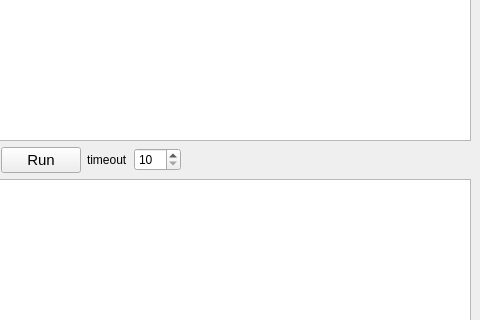
First picture: the form in mainwindow.ui, repository grigvlwork/syntax123, before the edit; both pictures show x 788 to 1268 and y 354 to 674 of the 1268 by 919 pixel window.
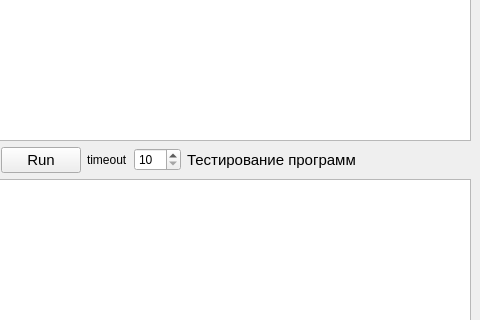
Second picture: the form after the edit. Icons and pictures are not drawn.

Commit message: подключил кнопки к тестовому окну

```diff
--- a/mainwindow.ui
+++ b/mainwindow.ui
@@ -741,6 +741,18 @@
                   </property>
                  </widget>
                 </item>
+                <item>
+                 <widget class="QLabel" name="label_3">
+                  <property name="font">
+                   <font>
+                    <pointsize>11</pointsize>
+                   </font>
+                  </property>
+                  <property name="text">
+                   <string>Тестирование программ</string>
+                  </property>
+                 </widget>
+                </item>
                 <item>
                  <spacer name="horizontalSpacer_5">
                   <property name="orientation">
```
Left out of the diff: 9 changed lines with no effect on the pictures. The commit also changes 1 other file.
